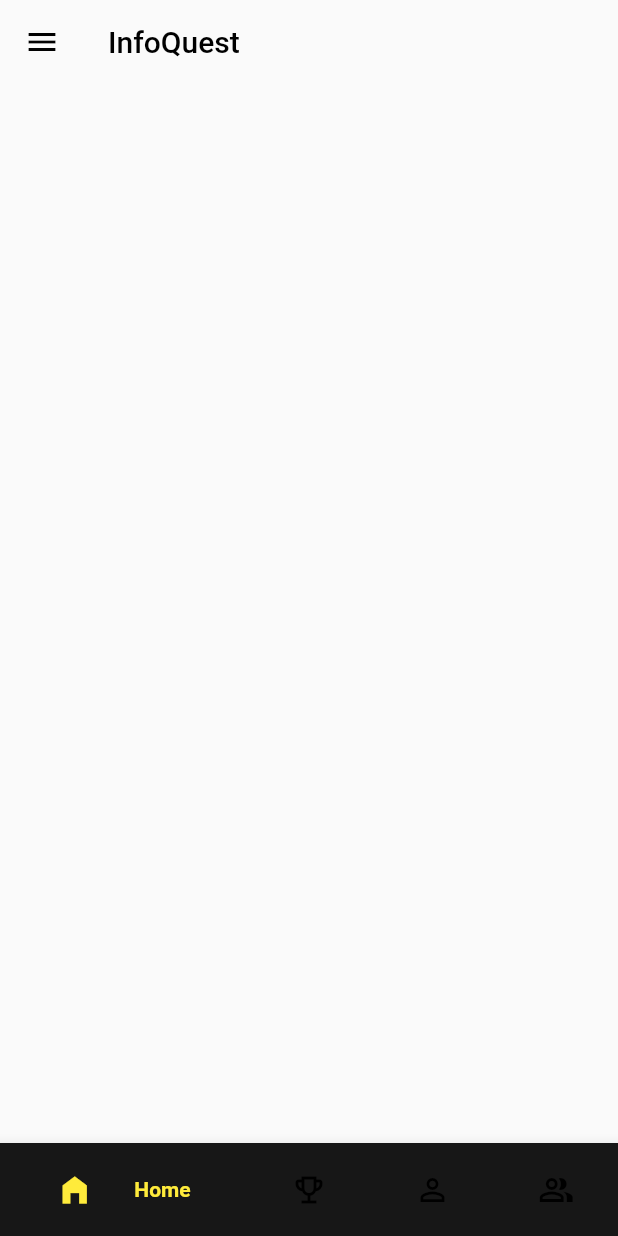
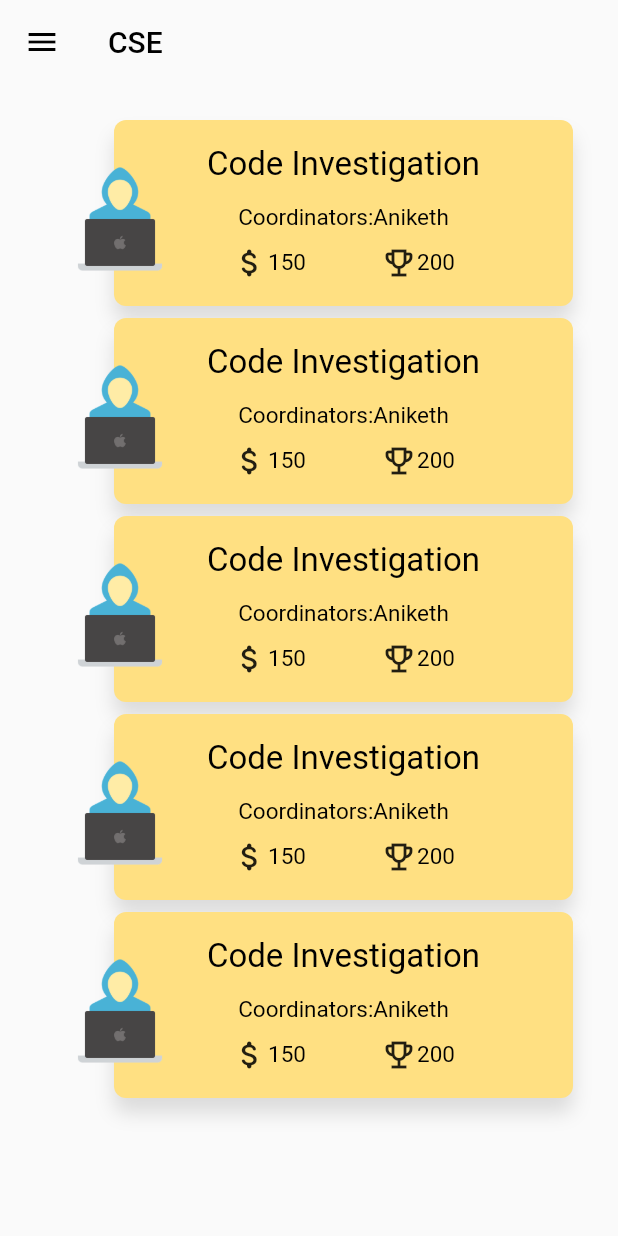
Before and after one commit to baradipavan2017/InfoQuest-2021, a Flutter app: the screen it shows after launch, on a phone screen of 412 x 824 dp. Run offline on Flutter 3.47's test engine with Material 2 defaults, Android fonts, the phone set to English and light mode, and no system bars; drawn by our look-alikes of bubble_bottom_bar; our stand-ins replace carousel_slider.

Commit message:
cse screen widget build

```diff
--- a/lib/main.dart
+++ b/lib/main.dart
@@ -1,5 +1,6 @@
 import 'package:flutter/material.dart';
-import './screens/home_page.dart';
+import 'package:infoquest_2021_final/screens/bramch_events.dart';
+
 
 void main() => runApp(InfoQuest());
 
@@ -8,7 +9,7 @@ class InfoQuest extends StatelessWidget {
   Widget build(BuildContext context) {
     return MaterialApp(
       title: 'InfoQuest',
-      home: HomePage(),
+      home: BranchEvents(),
     );
   }
 }
--- /dev/null
+++ b/lib/screens/bramch_events.dart
@@ -0,0 +1,160 @@
+import 'package:flutter/material.dart';
+import 'package:infoquest_2021_final/widget/app_drawer.dart';
+
+class BranchEvents extends StatelessWidget {
+  // final String id;
+  // final String title;
+  // final String image;
+  // final List category;
+  // final String description;
+  // final String coordinator;
+  // final String prize;
+  // BranchEvents(
+  //   this.id,
+  //   this.title,
+  //   this.image,
+  //   this.category,
+  //   this.description,
+  //   this.coordinator,
+  //   this.prize,
+  // );
+
+  @override
+  Widget build(BuildContext context) {
+    final branchIcon = new Container(
+      margin: EdgeInsets.symmetric(vertical: 16.0),
+      alignment: FractionalOffset.centerLeft,
+      child: new Image.asset('assets/icons/hacker.png'),
+      height: 100.0,
+      width: 100.0,
+    );
+
+    final branchContent = new Container(
+      margin: EdgeInsets.fromLTRB(16.0, 16.0, 16.0, 16.0),
+      constraints: BoxConstraints.expand(),
+      child: Column(
+        mainAxisAlignment: MainAxisAlignment.spaceAround,
+        children: <Widget>[
+          Text(
+            'Code Investigation',
+            style: TextStyle(
+              color: Colors.black,
+              fontSize: 22.0,
+            ),
+          ),
+          SizedBox(
+            height: 10.0,
+          ),
+          Text(
+            'Coordinators:Aniketh',
+            style: TextStyle(
+              color: Colors.black,
+              fontSize: 15.0,
+            ),
+          ),
+          SizedBox(
+            height: 6.0,
+          ),
+          Row(
+            mainAxisAlignment: MainAxisAlignment.center,
+            children: <Widget>[
+              Icon(Icons.attach_money_rounded),
+              Text(
+                '150',
+                style: TextStyle(color: Colors.black, fontSize: 15.0),
+              ),
+              SizedBox(
+                width: 50.0,
+              ),
+              Icon(
+                Icons.emoji_events_outlined,
+              ),
+              Text(
+                '200',
+                style: TextStyle(color: Colors.black, fontSize: 15.0),
+              )
+            ],
+          )
+        ],
+      ),
+    );
+    final branchCard = new Container(
+      height: 124.0,
+      margin: new EdgeInsets.only(left: 46.0),
+      decoration: new BoxDecoration(
+        color: Colors.amber[200],
+        shape: BoxShape.rectangle,
+        borderRadius: new BorderRadius.circular(8.0),
+        boxShadow: <BoxShadow>[
+          new BoxShadow(
+            color: Colors.black12,
+            blurRadius: 10.0,
+            offset: Offset(0.0, 10.0),
+          )
+        ],
+      ),
+      child: branchContent,
+    );
+    return Scaffold(
+      appBar: AppBar(
+        title: Text(
+          'CSE',
+          style: TextStyle(color: Colors.black, fontSize: 20.0),
+        ),
+        backgroundColor: Colors.transparent,
+        elevation: 0.0,
+        iconTheme: IconThemeData(color: Colors.black),
+      ),
+      drawer: AppDrawer(),
+      body: Container(
+        height: double.infinity,
+        margin: const EdgeInsets.symmetric(
+          vertical: 16.0,
+          horizontal: 22.0,
+        ),
+        child: ListView(padding: EdgeInsets.all(8.0), children: <Widget>[
+          Stack(
+            children: <Widget>[
+              // Text
+              branchCard,
+              //Icons
+              branchIcon
+            ],
+          ),
+          Stack(
+            children: <Widget>[
+              // Text
+              branchCard,
+              //Icons
+              branchIcon
+            ],
+          ),
+          Stack(
+            children: <Widget>[
+              // Text
+              branchCard,
+              //Icons
+              branchIcon
+            ],
+          ),
+          Stack(
+            children: <Widget>[
+              // Text
+              branchCard,
+              //Icons
+              branchIcon
+            ],
+          ),
+          Stack(
+            children: <Widget>[
+              // Text
+              branchCard,
+              //Icons
+              branchIcon
+            ],
+          ),
+        ]),
+      ),
+    );
+  }
+}
--- a/pubspec.yaml
+++ b/pubspec.yaml
@@ -78,6 +78,7 @@ flutter:
     - assets/images/aakriti.jpg
     - assets/images/pavan.jpg
     - assets/images/deepika.jpg
+    - assets/icons/hacker.png
 
 
   # An image asset can refer to one or more resolution-specific "variants", see
```
Also changed, not shown: lib/models/branch_model.dart (+1 -15 lines), lib/models/task_data.dart (added, +217 -0 lines), lib/models/task_model.dart (added, +20 -0 lines), lib/screens/planet_screen.dart (added, +48 -0 lines), assets/icons/hacker.png (added).
